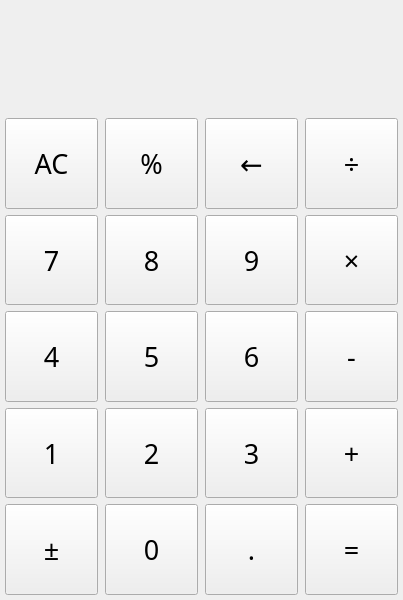
Before: the Qt Designer form Calculator.ui in CYFish/Calculator, drawn with Qt 5.
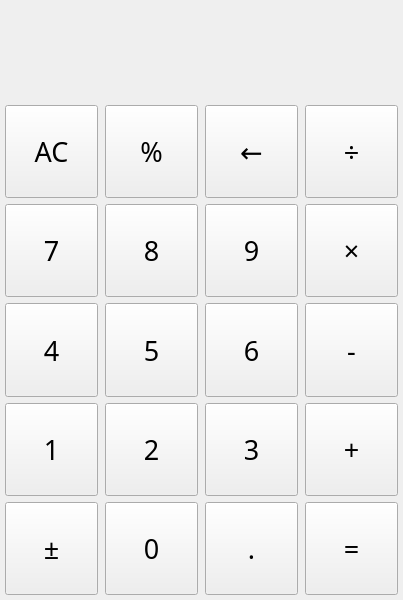
After: the same form once the commit is applied.

Commit message:
fix(Calculator): check not to divide the value by zero
if the divisor is 0, then show the error on the calculator screen

What changed in the file:
```diff
--- a/Calculator.ui
+++ b/Calculator.ui
@@ -347,7 +347,7 @@
         </property>
         <property name="font">
          <font>
-          <pointsize>40</pointsize>
+          <pointsize>32</pointsize>
          </font>
         </property>
         <property name="text">
```
The commit also changes 2 other files.
